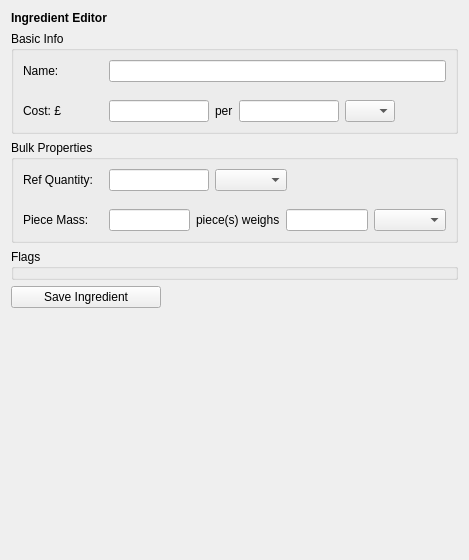
First picture: the form in gui/ingredient_editor.ui, repository JamesAIzzard/codiet, before the edit.
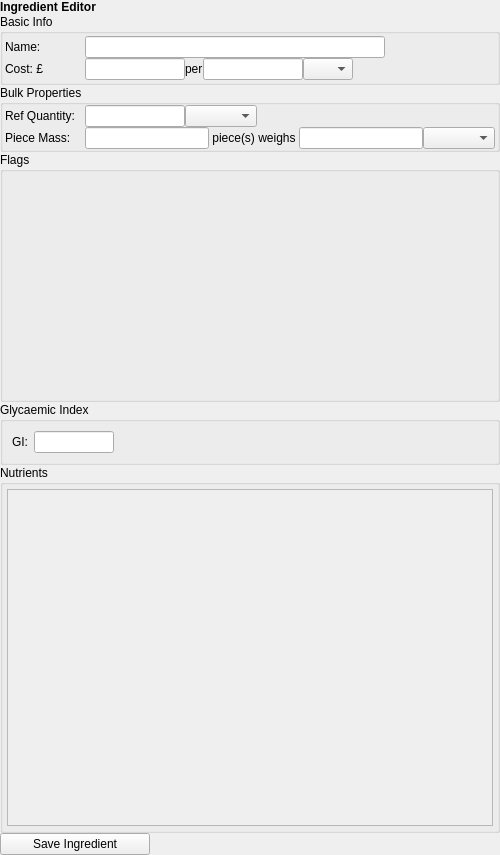
Second picture: the form after the edit.

Commit message: Adopted nutrients now populate in ingr editor.

```diff
--- a/gui/ingredient_editor.ui
+++ b/gui/ingredient_editor.ui
@@ -6,8 +6,8 @@
    <rect>
     <x>0</x>
     <y>0</y>
-    <width>469</width>
-    <height>560</height>
+    <width>500</width>
+    <height>855</height>
    </rect>
   </property>
   <property name="sizePolicy">
@@ -26,6 +26,21 @@
    <string>Form</string>
   </property>
   <layout class="QVBoxLayout" name="verticalLayout">
+   <property name="spacing">
+    <number>0</number>
+   </property>
+   <property name="leftMargin">
+    <number>0</number>
+   </property>
+   <property name="topMargin">
+    <number>0</number>
+   </property>
+   <property name="rightMargin">
+    <number>0</number>
+   </property>
+   <property name="bottomMargin">
+    <number>0</number>
+   </property>
    <item>
     <widget class="QLabel" name="label">
      <property name="font">
@@ -48,20 +63,35 @@
        <number>0</number>
       </property>
       <property name="leftMargin">
-       <number>0</number>
+       <number>2</number>
       </property>
       <property name="topMargin">
-       <number>0</number>
+       <number>2</number>
       </property>
       <property name="rightMargin">
-       <number>0</number>
+       <number>2</number>
       </property>
       <property name="bottomMargin">
-       <number>0</number>
+       <number>2</number>
       </property>
       <item>
        <widget class="QWidget" name="wg_name" native="true">
         <layout class="QHBoxLayout" name="horizontalLayout_2">
+         <property name="spacing">
+          <number>0</number>
+         </property>
+         <property name="leftMargin">
+          <number>0</number>
+         </property>
+         <property name="topMargin">
+          <number>0</number>
+         </property>
+         <property name="rightMargin">
+          <number>0</number>
+         </property>
+         <property name="bottomMargin">
+          <number>0</number>
+         </property>
          <item>
           <widget class="QLabel" name="label_2">
            <property name="sizePolicy">
@@ -91,7 +121,7 @@
           <widget class="QLineEdit" name="txt_ingredient_name">
            <property name="minimumSize">
             <size>
-             <width>0</width>
+             <width>300</width>
              <height>0</height>
             </size>
            </property>
@@ -103,12 +133,40 @@
            </property>
           </widget>
          </item>
+         <item>
+          <spacer name="horizontalSpacer_4">
+           <property name="orientation">
+            <enum>Qt::Horizontal</enum>
+           </property>
+           <property name="sizeHint" stdset="0">
+            <size>
+             <width>40</width>
+             <height>20</height>
+            </size>
+           </property>
+          </spacer>
+         </item>
         </layout>
        </widget>
       </item>
       <item>
        <widget class="QWidget" name="wg_cost" native="true">
         <layout class="QHBoxLayout" name="horizontalLayout">
+         <property name="spacing">
+          <number>0</number>
+         </property>
+         <property name="leftMargin">
+          <number>0</number>
+         </property>
+         <property name="topMargin">
+          <number>0</number>
+         </property>
+         <property name="rightMargin">
+          <number>0</number>
+         </property>
+         <property name="bottomMargin">
+          <number>0</number>
+         </property>
          <item>
           <widget class="QLabel" name="label_3">
            <property name="sizePolicy">
@@ -224,13 +282,13 @@
        <number>0</number>
       </property>
       <property name="leftMargin">
-       <number>0</number>
+       <number>2</number>
       </property>
       <property name="topMargin">
        <number>0</number>
       </property>
       <property name="rightMargin">
-       <number>0</number>
+       <number>2</number>
       </property>
       <property name="bottomMargin">
        <number>0</number>
@@ -238,6 +296,21 @@
       <item>
        <widget class="QWidget" name="wg_ref_qty" native="true">
         <layout class="QHBoxLayout" name="horizontalLayout_3">
+         <property name="spacing">
+          <number>0</number>
+         </property>
+         <property name="leftMargin">
+          <number>0</number>
+         </property>
+         <property name="topMargin">
+          <number>0</number>
+         </property>
+         <property name="rightMargin">
+          <number>0</number>
+         </property>
+         <property name="bottomMargin">
+          <number>0</number>
+         </property>
          <item>
           <widget class="QLabel" name="label_6">
            <property name="sizePolicy">
@@ -314,6 +387,21 @@
       <item>
        <widget class="QWidget" name="wg_piece_mass" native="true">
         <layout class="QHBoxLayout" name="horizontalLayout_4">
+         <property name="spacing">
+          <number>0</number>
+         </property>
+         <property name="leftMargin">
+          <number>0</number>
+         </property>
+         <property name="topMargin">
+          <number>0</number>
+         </property>
+         <property name="rightMargin">
+          <number>0</number>
+         </property>
+         <property name="bottomMargin">
+          <number>0</number>
+         </property>
          <item>
           <widget class="QLabel" name="label_4">
            <property name="sizePolicy">
@@ -339,7 +427,7 @@
          <item>
           <widget class="QLabel" name="label_7">
            <property name="text">
-            <string>piece(s) weighs</string>
+            <string> piece(s) weighs </string>
            </property>
           </widget>
          </item>
@@ -357,11 +445,115 @@
    </item>
    <item>
     <widget class="QGroupBox" name="wg_flags">
+     <property name="minimumSize">
+      <size>
+       <width>0</width>
+       <height>250</height>
+      </size>
+     </property>
      <property name="title">
       <string>Flags</string>
      </property>
     </widget>
    </item>
+   <item>
+    <widget class="QGroupBox" name="wg_glycaemic_index">
+     <property name="title">
+      <string>Glycaemic Index</string>
+     </property>
+     <layout class="QHBoxLayout" name="horizontalLayout_5">
+      <item>
+       <widget class="QLabel" name="label_8">
+        <property name="text">
+         <string>GI:</string>
+        </property>
+       </widget>
+      </item>
+      <item>
+       <widget class="QLineEdit" name="lineEdit_6">
+        <property name="sizePolicy">
+         <sizepolicy hsizetype="Fixed" vsizetype="Fixed">
+          <horstretch>0</horstretch>
+          <verstretch>0</verstretch>
+         </sizepolicy>
+        </property>
+        <property name="maximumSize">
+         <size>
+          <width>80</width>
+          <height>16777215</height>
+         </size>
+        </property>
+       </widget>
+      </item>
+      <item>
+       <spacer name="horizontalSpacer_3">
+        <property name="orientation">
+         <enum>Qt::Horizontal</enum>
+        </property>
+        <property name="sizeHint" stdset="0">
+         <size>
+          <width>40</width>
+          <height>20</height>
+         </size>
+        </property>
+       </spacer>
+      </item>
+     </layout>
+    </widget>
+   </item>
+   <item>
+    <widget class="QGroupBox" name="gbx_nutrients">
+     <property name="minimumSize">
+      <size>
+       <width>0</width>
+       <height>300</height>
+      </size>
+     </property>
+     <property name="title">
+      <string>Nutrients</string>
+     </property>
+     <layout class="QVBoxLayout" name="verticalLayout_4">
+      <property name="spacing">
+       <number>0</number>
+      </property>
+      <property name="leftMargin">
+       <number>4</number>
+      </property>
+      <property name="topMargin">
+       <number>4</number>
+      </property>
+      <property name="rightMargin">
+       <number>4</number>
+      </property>
+      <property name="bottomMargin">
+       <number>4</number>
+      </property>
+      <item>
+       <widget class="QScrollArea" name="scrollArea">
+        <property name="maximumSize">
+         <size>
+          <width>16777215</width>
+          <height>400</height>
+         </size>
+        </property>
+        <property name="widgetResizable">
+         <bool>true</bool>
+        </property>
+        <widget class="QWidget" name="scl_nutrients">
+         <property name="geometry">
+          <rect>
+           <x>0</x>
+           <y>0</y>
+           <width>484</width>
+           <height>313</height>
+          </rect>
+         </property>
+        </widget>
+       </widget>
+      </item>
+     </layout>
+    </widget>
+   </item>
    <item>
     <widget class="QPushButton" name="btn_save_ingredient">
      <property name="sizePolicy">
@@ -381,19 +573,6 @@
      </property>
     </widget>
    </item>
-   <item>
-    <spacer name="verticalSpacer">
-     <property name="orientation">
-      <enum>Qt::Vertical</enum>
-     </property>
-     <property name="sizeHint" stdset="0">
-      <size>
-       <width>20</width>
-       <height>40</height>
-      </size>
-     </property>
-    </spacer>
-   </item>
   </layout>
  </widget>
  <resources/>
```
The commit also changes 12 other files.
